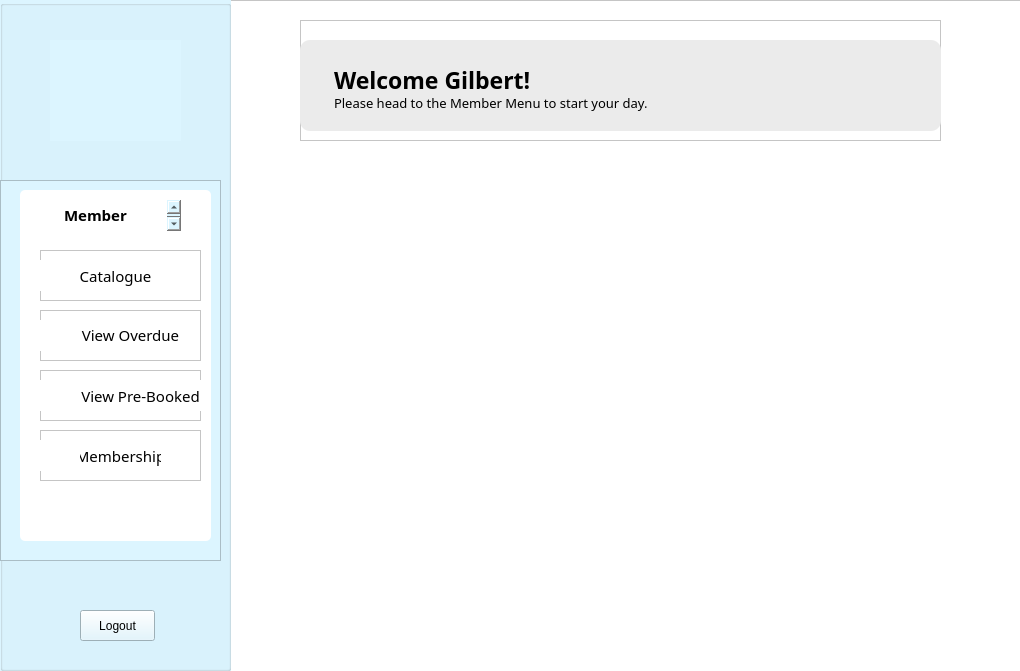
The window that LIS/memberhome.ui (TenacioussD/library_information_system) describes before a commit, drawn with Qt 5.
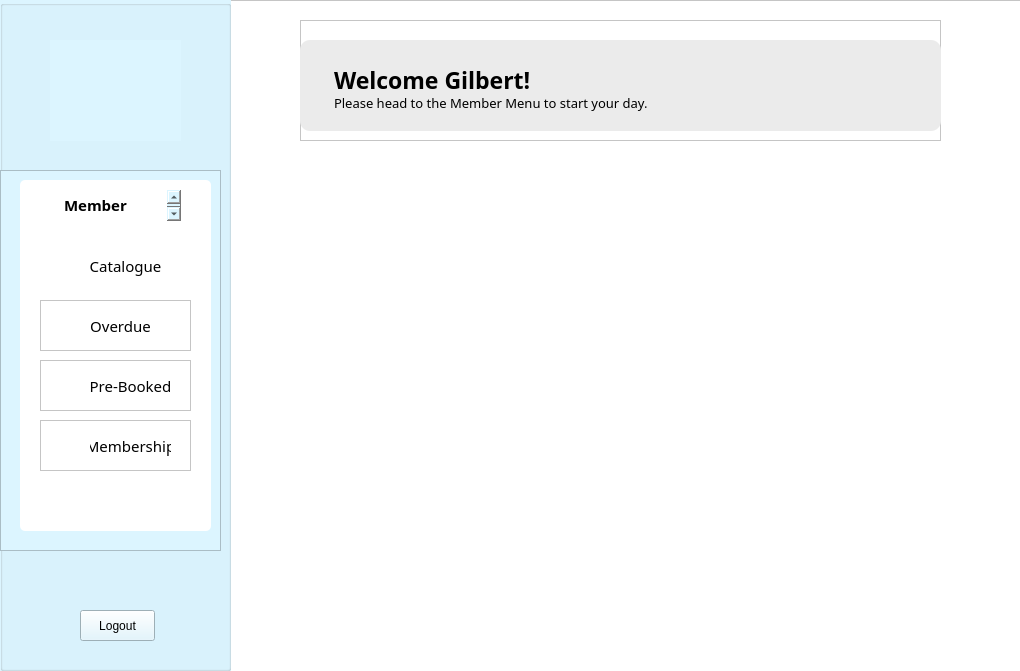
The same window after the commit. Icons and pictures are not drawn.

Patch:
```diff
--- a/LIS/memberhome.ui
+++ b/LIS/memberhome.ui
@@ -70,7 +70,7 @@
       <property name="geometry">
        <rect>
         <x>0</x>
-        <y>180</y>
+        <y>170</y>
         <width>221</width>
         <height>381</height>
        </rect>
@@ -132,12 +132,13 @@
         <rect>
          <x>40</x>
          <y>70</y>
-         <width>161</width>
+         <width>151</width>
          <height>51</height>
         </rect>
        </property>
        <property name="styleSheet">
-        <string notr="true">background: white;</string>
+        <string notr="true">background: white;
+border-radius: 5px;</string>
        </property>
        <property name="frameShape">
         <enum>QFrame::StyledPanel</enum>
@@ -148,7 +149,7 @@
        <widget class="QLabel" name="label_5">
         <property name="geometry">
          <rect>
-          <x>0</x>
+          <x>10</x>
           <y>10</y>
           <width>31</width>
           <height>31</height>
@@ -167,7 +168,7 @@
        <widget class="QPushButton" name="catalogue">
         <property name="geometry">
          <rect>
-          <x>40</x>
+          <x>50</x>
           <y>10</y>
           <width>71</width>
           <height>31</height>
@@ -175,7 +176,7 @@
         </property>
         <property name="styleSheet">
          <string notr="true">font-family: Baloo 2;
-background: white;
+background: transparent;
 font-size: 15px;
 border: none;</string>
         </property>
@@ -192,7 +193,7 @@
         <rect>
          <x>40</x>
          <y>130</y>
-         <width>161</width>
+         <width>151</width>
          <height>51</height>
         </rect>
        </property>
@@ -208,7 +209,7 @@
        <widget class="QLabel" name="label_6">
         <property name="geometry">
          <rect>
-          <x>0</x>
+          <x>10</x>
           <y>10</y>
           <width>31</width>
           <height>31</height>
@@ -227,9 +228,9 @@
        <widget class="QPushButton" name="manageBooks">
         <property name="geometry">
          <rect>
-          <x>40</x>
-          <y>9</y>
-          <width>101</width>
+          <x>50</x>
+          <y>10</y>
+          <width>61</width>
           <height>31</height>
          </rect>
         </property>
@@ -240,7 +241,7 @@
 border: none;</string>
         </property>
         <property name="text">
-         <string>View Overdue</string>
+         <string>Overdue</string>
         </property>
        </widget>
       </widget>
@@ -249,7 +250,7 @@
         <rect>
          <x>40</x>
          <y>190</y>
-         <width>161</width>
+         <width>151</width>
          <height>51</height>
         </rect>
        </property>
@@ -265,7 +266,7 @@
        <widget class="QLabel" name="label_7">
         <property name="geometry">
          <rect>
-          <x>0</x>
+          <x>10</x>
           <y>10</y>
           <width>31</width>
           <height>31</height>
@@ -284,9 +285,9 @@
        <widget class="QPushButton" name="status">
         <property name="geometry">
          <rect>
-          <x>40</x>
+          <x>50</x>
           <y>10</y>
-          <width>121</width>
+          <width>81</width>
           <height>31</height>
          </rect>
         </property>
@@ -297,7 +298,7 @@
 border: none;</string>
         </property>
         <property name="text">
-         <string>View Pre-Booked</string>
+         <string>Pre-Booked</string>
         </property>
        </widget>
       </widget>
@@ -306,7 +307,7 @@
         <rect>
          <x>40</x>
          <y>250</y>
-         <width>161</width>
+         <width>151</width>
          <height>51</height>
         </rect>
        </property>
@@ -322,7 +323,7 @@
        <widget class="QLabel" name="label_8">
         <property name="geometry">
          <rect>
-          <x>0</x>
+          <x>10</x>
           <y>10</y>
           <width>31</width>
           <height>31</height>
@@ -341,7 +342,7 @@
        <widget class="QPushButton" name="membership">
         <property name="geometry">
          <rect>
-          <x>40</x>
+          <x>50</x>
           <y>10</y>
           <width>81</width>
           <height>31</height>
```
Left out of the diff: 32 changed lines with no effect on the pictures.
